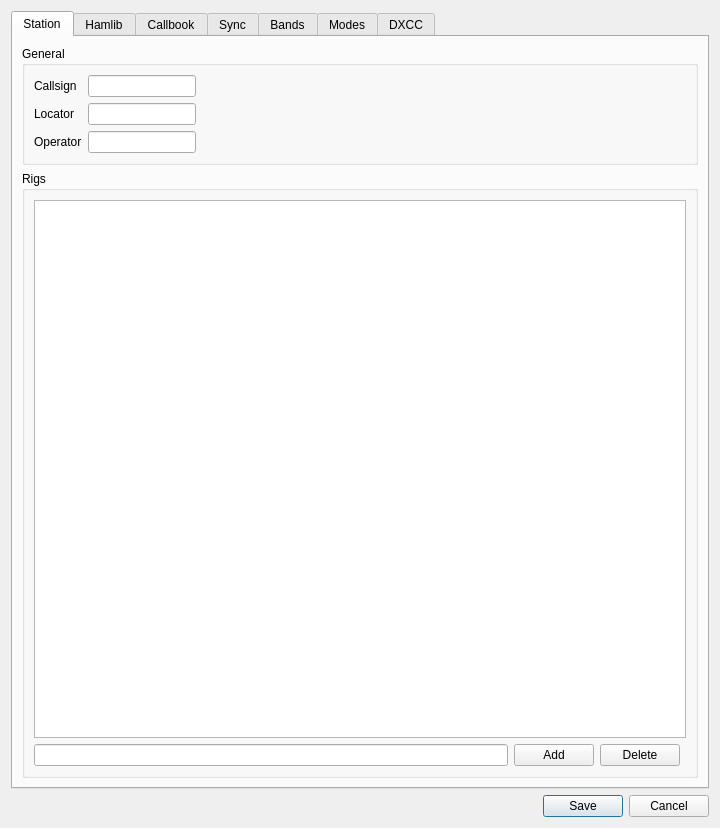
Above: ui/SettingsDialog.ui from k5mcd/QLog before the change. Below: the same form after it.
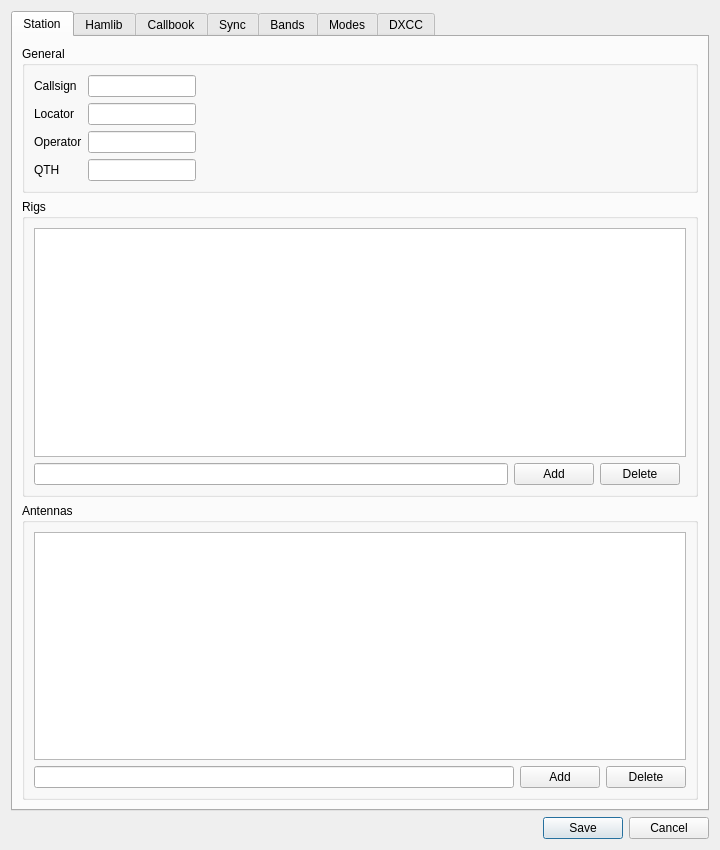
That is the form after the change. The open tabs and pages were chosen to show the change.

Commit message: Setting and NewContact: Added Antenna and My QTH

```diff
--- a/ui/SettingsDialog.ui
+++ b/ui/SettingsDialog.ui
@@ -7,7 +7,7 @@
     <x>0</x>
     <y>0</y>
     <width>720</width>
-    <height>828</height>
+    <height>850</height>
    </rect>
   </property>
   <property name="windowTitle">
@@ -17,7 +17,7 @@
    <bool>true</bool>
   </property>
   <layout class="QGridLayout" name="gridLayout">
-   <item row="1" column="0">
+   <item row="2" column="0">
     <widget class="QDialogButtonBox" name="buttonBox">
      <property name="standardButtons">
       <set>QDialogButtonBox::Cancel|QDialogButtonBox::Save</set>
@@ -27,7 +27,7 @@
    <item row="0" column="0">
     <widget class="QTabWidget" name="tabWidget">
      <property name="currentIndex">
-      <number>1</number>
+      <number>0</number>
      </property>
      <widget class="QWidget" name="tab">
       <attribute name="title">
@@ -83,6 +83,16 @@
             <item row="2" column="1">
              <widget class="QLineEdit" name="operatorEdit"/>
             </item>
+            <item row="3" column="0">
+             <widget class="QLabel" name="qthLabel">
+              <property name="text">
+               <string>QTH</string>
+              </property>
+             </widget>
+            </item>
+            <item row="3" column="1">
+             <widget class="QLineEdit" name="qthEdit"/>
+            </item>
            </layout>
           </item>
          </layout>
@@ -94,20 +104,6 @@
           <string>Rigs</string>
          </property>
          <layout class="QGridLayout" name="gridLayout_5">
-          <item row="1" column="0">
-           <widget class="QLineEdit" name="rigNameEdit">
-            <property name="maxLength">
-             <number>25</number>
-            </property>
-           </widget>
-          </item>
-          <item row="1" column="2">
-           <widget class="QPushButton" name="deleteRigButton">
-            <property name="text">
-             <string>Delete</string>
-            </property>
-           </widget>
-          </item>
           <item row="1" column="1">
            <widget class="QPushButton" name="addRigButton">
             <property name="text">
@@ -115,9 +111,56 @@
             </property>
            </widget>
           </item>
+          <item row="1" column="0">
+           <widget class="QLineEdit" name="rigNameEdit">
+            <property name="maxLength">
+             <number>25</number>
+            </property>
+           </widget>
+          </item>
           <item row="0" column="0" colspan="4">
            <widget class="QListView" name="rigListView"/>
           </item>
+          <item row="1" column="2">
+           <widget class="QPushButton" name="deleteRigButton">
+            <property name="text">
+             <string>Delete</string>
+            </property>
+           </widget>
+          </item>
+         </layout>
+        </widget>
+       </item>
+       <item row="2" column="0">
+        <widget class="QGroupBox" name="groupBox_8">
+         <property name="title">
+          <string>Antennas</string>
+         </property>
+         <layout class="QGridLayout" name="gridLayout_7" rowstretch="0,0" columnstretch="0,0,0">
+          <item row="1" column="2">
+           <widget class="QPushButton" name="deleteAntButton">
+            <property name="text">
+             <string>Delete</string>
+            </property>
+           </widget>
+          </item>
+          <item row="1" column="1">
+           <widget class="QPushButton" name="addAntButton">
+            <property name="text">
+             <string>Add</string>
+            </property>
+           </widget>
+          </item>
+          <item row="1" column="0">
+           <widget class="QLineEdit" name="antennasEdit">
+            <property name="maxLength">
+             <number>25</number>
+            </property>
+           </widget>
+          </item>
+          <item row="0" column="0" colspan="3">
+           <widget class="QListView" name="antListView"/>
+          </item>
          </layout>
         </widget>
        </item>
```
Left out of the diff: 34 changed lines with no effect on the pictures. The commit also changes 4 other files.
